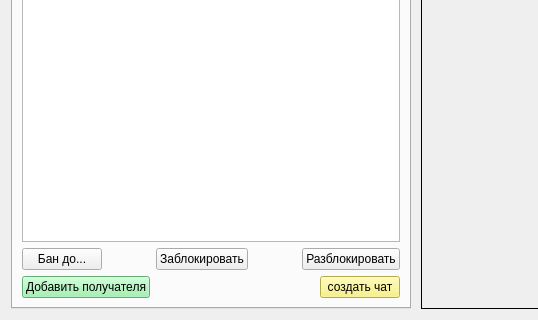
The window that Shark_UI/screen_main_work.ui (YanBatytskiy/Shark_3_0_Qt) describes before a commit, drawn with Qt 5; both pictures show x 0 to 538 and y 492 to 812 of the 1044 by 812 pixel window.
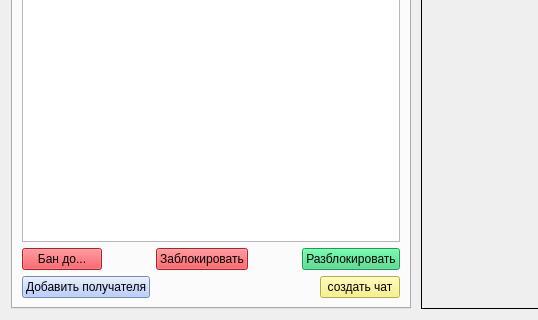
The same window after the commit. The open tabs and pages were chosen to show the change. Icons and pictures are not drawn. Custom widgets are drawn as their Qt base class.

Diff of the .ui file:
```diff
--- a/Shark_UI/screen_main_work.ui
+++ b/Shark_UI/screen_main_work.ui
@@ -303,6 +303,9 @@
               <layout class="QHBoxLayout" name="horizontalLayout_6">
                <item>
                 <widget class="QPushButton" name="banPushButton">
+                 <property name="styleSheet">
+                  <string notr="true">background-color: rgb(237, 51, 59);</string>
+                 </property>
                  <property name="text">
                   <string>Бан до...</string>
                  </property>
@@ -323,6 +326,9 @@
                </item>
                <item>
                 <widget class="QPushButton" name="blockPushButton">
+                 <property name="styleSheet">
+                  <string notr="true">background-color: rgb(237, 51, 59);</string>
+                 </property>
                  <property name="text">
                   <string>Заблокировать</string>
                  </property>
@@ -343,6 +349,9 @@
                </item>
                <item>
                 <widget class="QPushButton" name="unblockPushButton">
+                 <property name="styleSheet">
+                  <string notr="true">background-color: rgb(51, 209, 122);</string>
+                 </property>
                  <property name="text">
                   <string>Разблокировать</string>
                  </property>
@@ -355,7 +364,7 @@
                <item>
                 <widget class="QPushButton" name="addUserToChatPushButton">
                  <property name="styleSheet">
-                  <string notr="true">background-color: rgb(143, 240, 164);</string>
+                  <string notr="true">background-color: rgb(164, 190, 255);</string>
                  </property>
                  <property name="text">
                   <string>Добавить получателя</string>
@@ -428,6 +437,12 @@
    <header>screen_chatting.h</header>
    <container>1</container>
   </customwidget>
+  <customwidget>
+   <class>ScreenUserData</class>
+   <extends>QWidget</extends>
+   <header>screen_user_data.h</header>
+   <container>1</container>
+  </customwidget>
  </customwidgets>
  <resources/>
  <connections/>
```
Left out of the diff: 4 changed lines with no effect on the pictures.
